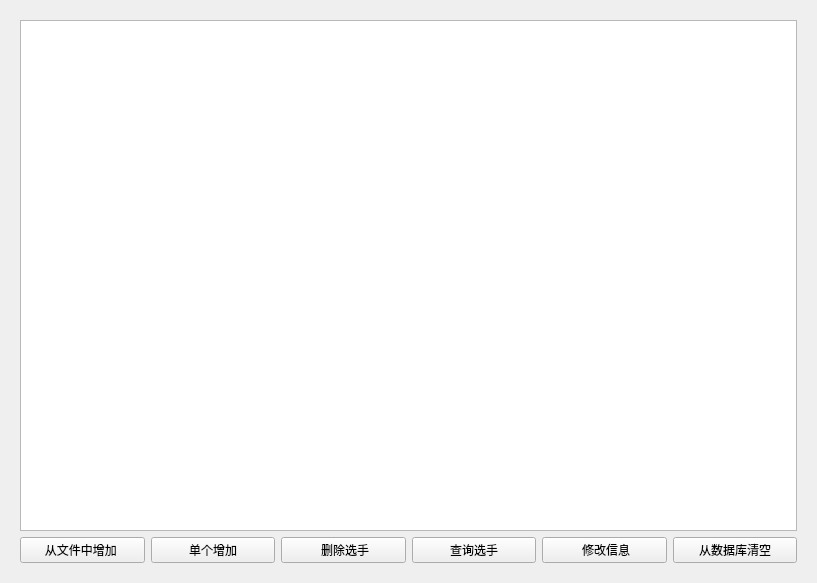
Above: palyermanager.ui from 35easy/PingPongClub before the change. Below: the same form after it.
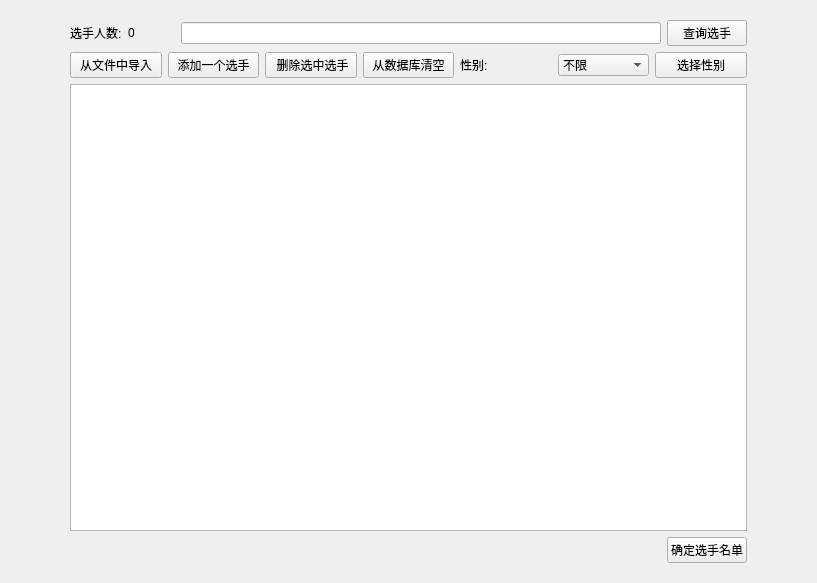
That is the form after the change.

Commit message: 参赛选手与赛程初步建立联系

Diff of the .ui file:
```diff
--- a/palyermanager.ui
+++ b/palyermanager.ui
@@ -20,56 +20,185 @@
       <number>0</number>
      </property>
      <widget class="QWidget" name="page_3">
-      <layout class="QVBoxLayout" name="verticalLayout_3">
+      <layout class="QHBoxLayout" name="horizontalLayout_5">
        <item>
-        <widget class="QTableView" name="tableView"/>
+        <spacer name="horizontalSpacer_2">
+         <property name="orientation">
+          <enum>Qt::Horizontal</enum>
+         </property>
+         <property name="sizeType">
+          <enum>QSizePolicy::Fixed</enum>
+         </property>
+         <property name="sizeHint" stdset="0">
+          <size>
+           <width>50</width>
+           <height>20</height>
+          </size>
+         </property>
+        </spacer>
        </item>
        <item>
-        <layout class="QHBoxLayout" name="horizontalLayout_3">
+        <layout class="QVBoxLayout" name="verticalLayout_3">
          <item>
-          <widget class="QPushButton" name="btAddFilePlayer">
-           <property name="text">
-            <string>从文件中增加 </string>
-           </property>
-          </widget>
+          <layout class="QHBoxLayout" name="horizontalLayout_2">
+           <item>
+            <widget class="QLabel" name="label_9">
+             <property name="text">
+              <string>选手人数:</string>
+             </property>
+            </widget>
+           </item>
+           <item>
+            <widget class="QLabel" name="label_10">
+             <property name="text">
+              <string>0</string>
+             </property>
+            </widget>
+           </item>
+           <item>
+            <spacer name="horizontalSpacer_6">
+             <property name="orientation">
+              <enum>Qt::Horizontal</enum>
+             </property>
+             <property name="sizeType">
+              <enum>QSizePolicy::Minimum</enum>
+             </property>
+             <property name="sizeHint" stdset="0">
+              <size>
+               <width>40</width>
+               <height>20</height>
+              </size>
+             </property>
+            </spacer>
+           </item>
+           <item>
+            <widget class="QLineEdit" name="lineEdit_2"/>
+           </item>
+           <item>
+            <widget class="QPushButton" name="btFindPlayer">
+             <property name="text">
+              <string>查询选手</string>
+             </property>
+            </widget>
+           </item>
+          </layout>
          </item>
          <item>
-          <widget class="QPushButton" name="btAddAPlayer">
-           <property name="text">
-            <string>单个增加</string>
-           </property>
-          </widget>
+          <layout class="QHBoxLayout" name="horizontalLayout_4">
+           <item>
+            <widget class="QPushButton" name="btAddFilePlayer">
+             <property name="text">
+              <string>从文件中导入</string>
+             </property>
+            </widget>
+           </item>
+           <item>
+            <widget class="QPushButton" name="btAddAPlayer">
+             <property name="text">
+              <string>添加一个选手</string>
+             </property>
+            </widget>
+           </item>
+           <item>
+            <widget class="QPushButton" name="btDeletPlayer">
+             <property name="text">
+              <string> 删除选中选手</string>
+             </property>
+            </widget>
+           </item>
+           <item>
+            <widget class="QPushButton" name="btClearPlayer">
+             <property name="text">
+              <string>从数据库清空</string>
+             </property>
+            </widget>
+           </item>
+           <item>
+            <widget class="QLabel" name="label_8">
+             <property name="sizePolicy">
+              <sizepolicy hsizetype="Minimum" vsizetype="Minimum">
+               <horstretch>0</horstretch>
+               <verstretch>0</verstretch>
+              </sizepolicy>
+             </property>
+             <property name="text">
+              <string>性别:</string>
+             </property>
+            </widget>
+           </item>
+           <item>
+            <widget class="QComboBox" name="comboBox">
+             <item>
+              <property name="text">
+               <string>不限</string>
+              </property>
+             </item>
+             <item>
+              <property name="text">
+               <string>男</string>
+              </property>
+             </item>
+             <item>
+              <property name="text">
+               <string>女</string>
+              </property>
+             </item>
+            </widget>
+           </item>
+           <item>
+            <widget class="QPushButton" name="pushButton_2">
+             <property name="text">
+              <string>选择性别</string>
+             </property>
+            </widget>
+           </item>
+          </layout>
          </item>
          <item>
-          <widget class="QPushButton" name="btDeletPlayer">
-           <property name="text">
-            <string> 删除选手</string>
-           </property>
-          </widget>
+          <widget class="QTableView" name="tableView"/>
          </item>
          <item>
-          <widget class="QPushButton" name="btFindPlayer">
-           <property name="text">
-            <string>查询选手</string>
-           </property>
-          </widget>
-         </item>
-         <item>
-          <widget class="QPushButton" name="btUpdatePlayer">
-           <property name="text">
-            <string> 修改信息</string>
-           </property>
-          </widget>
-         </item>
-         <item>
-          <widget class="QPushButton" name="btClearPlayer">
-           <property name="text">
-            <string>从数据库清空</string>
-           </property>
-          </widget>
+          <layout class="QHBoxLayout" name="horizontalLayout_3">
+           <item>
+            <spacer name="horizontalSpacer_5">
+             <property name="orientation">
+              <enum>Qt::Horizontal</enum>
+             </property>
+             <property name="sizeHint" stdset="0">
+              <size>
+               <width>40</width>
+               <height>20</height>
+              </size>
+             </property>
+            </spacer>
+           </item>
+           <item>
+            <widget class="QPushButton" name="btPlayerOK">
+             <property name="text">
+              <string>确定选手名单</string>
+             </property>
+            </widget>
+           </item>
+          </layout>
          </item>
         </layout>
        </item>
+       <item>
+        <spacer name="horizontalSpacer_4">
+         <property name="orientation">
+          <enum>Qt::Horizontal</enum>
+         </property>
+         <property name="sizeType">
+          <enum>QSizePolicy::Fixed</enum>
+         </property>
+         <property name="sizeHint" stdset="0">
+          <size>
+           <width>50</width>
+           <height>20</height>
+          </size>
+         </property>
+        </spacer>
+       </item>
       </layout>
      </widget>
      <widget class="QWidget" name="page">
```
The commit also changes 10 other files.
